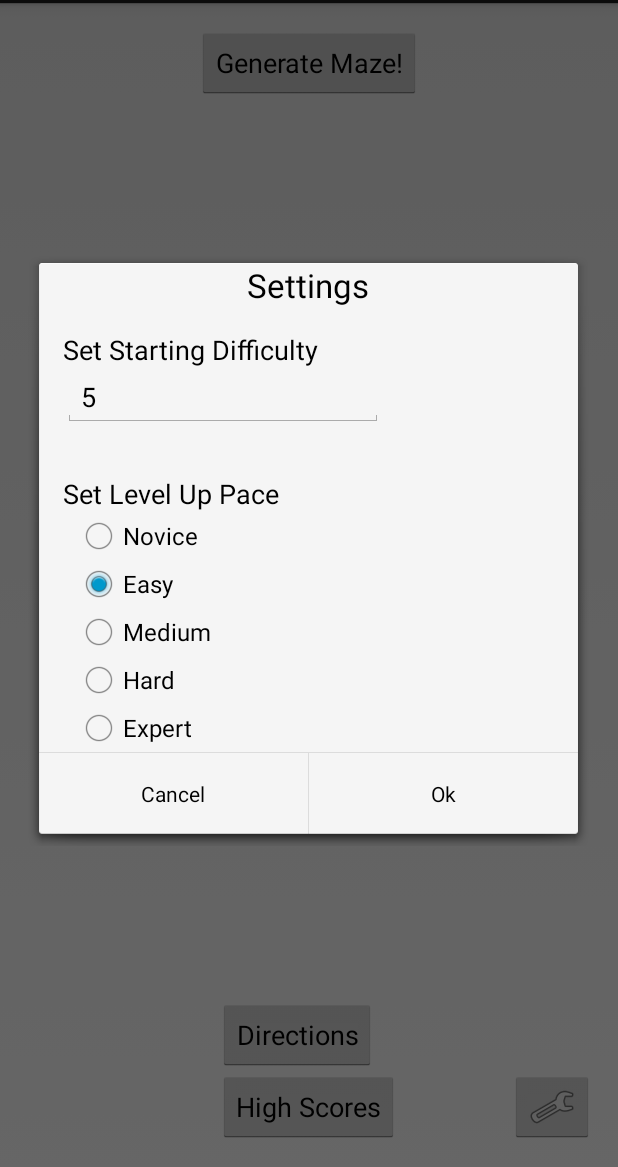
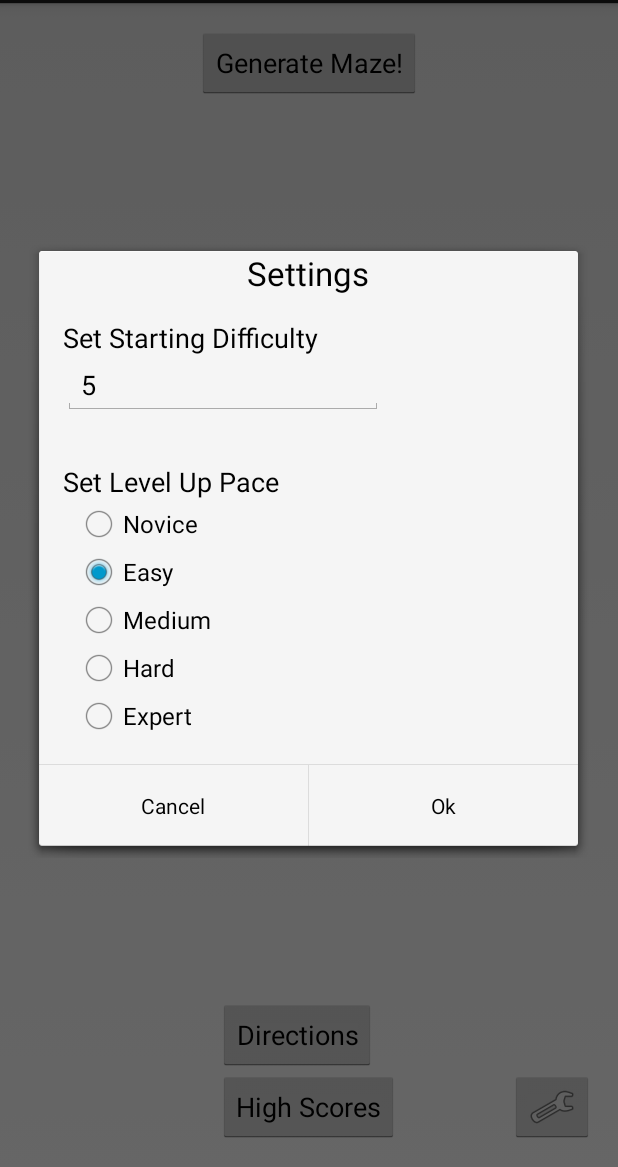
Before and after one commit to AugustanaCSC490Spring2015/CipherSquadGame, an Android app: the screen it shows after launch (IntroActivity), after a tap on an icon or button, on a phone screen of 412 x 824 dp, the part 69-1236 px from its top. Run offline under Robolectric (Android 15) with nearby library versions, the phone set to English and light mode, and no system bars.

Commit message:
Little bit of code cleanup

```diff
--- a/app/src/main/java/edu/augustana/csc490/ratrace/IntroActivity.java
+++ b/app/src/main/java/edu/augustana/csc490/ratrace/IntroActivity.java
@@ -135,13 +135,9 @@ public class IntroActivity extends Activity {
             startingDifficulty.setText(size + "");
             final int[] radioIds = {R.id.noviceRadioButton, R.id.easyRadioButton, R.id.mediumRadioButton,
                             R.id.hardRadioButton, R.id.expertRadioButton};
-            RadioButton[] radioButtons = {(RadioButton)dialogView.findViewById(radioIds[0]),
-                    (RadioButton)dialogView.findViewById(radioIds[1]),
-                    (RadioButton)dialogView.findViewById(radioIds[2]),
-                    (RadioButton)dialogView.findViewById(radioIds[3]),
-                    (RadioButton)dialogView.findViewById(radioIds[4])};
-            radioButtons[setPaceElementNumber].setChecked(true);
 
+            RadioButton firstChecked = (RadioButton) dialogView.findViewById(radioIds[setPaceElementNumber]);
+            firstChecked.setChecked(true);
             alert.setPositiveButton("Ok", new DialogInterface.OnClickListener() {
                 public void onClick(DialogInterface dialog, int whichButton) {
                     size = Integer.parseInt(startingDifficulty.getText().toString());
--- a/app/src/main/res/layout/dialog_settings.xml
+++ b/app/src/main/res/layout/dialog_settings.xml
@@ -45,7 +45,8 @@
     <RadioGroup
         android:layout_width="match_parent"
         android:layout_height="wrap_content"
-        android:id="@+id/levelPaceRadioGroup">
+        android:id="@+id/levelPaceRadioGroup"
+        android:paddingBottom="16dp">
 
         <RadioButton
             android:layout_width="wrap_content"
```
